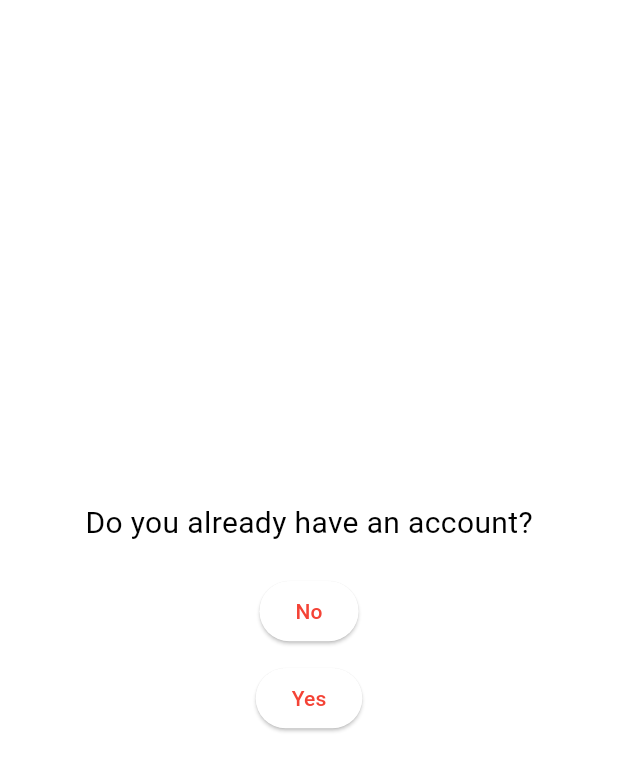
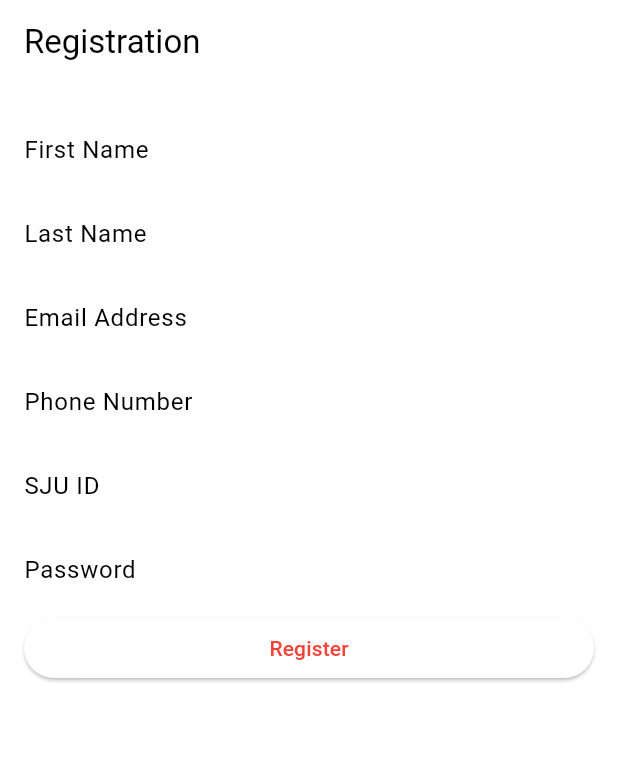
Before and after one commit to ryanhassell/sjuapp, a Flutter app: the RegistrationPage screen opened directly, on a phone screen of 412 x 824 dp. Shown: the top 771 px of the screen. Run offline on Flutter 3.47's test engine with Material 2 defaults, Android fonts, the light colour scheme and no system bars; our stand-ins replace google_maps_flutter; missing offline and left inert: flutter_google_places, google_maps_webservice.

Commit message:
my commit

```diff
--- a/lib/registerLogin/login_page.dart
+++ b/lib/login_page.dart
@@ -1,6 +1,6 @@
 import 'package:flutter/material.dart';
-import '../driver_login_page.dart';
-import '../student_login_page.dart';
+import 'driver_login_page.dart';
+import 'student_login_page.dart';
 
 class LoginPage extends StatelessWidget {
   @override
--- a/lib/registerLogin/registration_page.dart
+++ /dev/null
@@ -1,44 +0,0 @@
-import 'package:flutter/material.dart';
-import 'login_page.dart'; // Import the login page
-import 'registration_page.dart'; // Import the registration page
-
-class RegistrationPage extends StatelessWidget {
-  @override
-  Widget build(BuildContext context) {
-    return Scaffold(
-      body: Center(
-        child: Column(
-          mainAxisAlignment: MainAxisAlignment.center,
-          children: <Widget>[
-            Text(
-              "Do you already have an account?",
-              style: TextStyle(fontSize: 20),
-            ),
-            SizedBox(height: 20),
-            ElevatedButton(
-              onPressed: () {
-                // Navigate to the registration page
-                Navigator.push(
-                  context,
-                  MaterialPageRoute(builder: (context) => RegistrationPage()),
-                );
-              },
-              child: Text('No'),
-            ),
-            SizedBox(height: 10),
-            ElevatedButton(
-              onPressed: () {
-                // Navigate to the login page
-                Navigator.pushReplacement(
-                  context,
-                  MaterialPageRoute(builder: (context) => LoginPage()),
-                );
-              },
-              child: Text('Yes'),
-            ),
-          ],
-        ),
-      ),
-    );
-  }
-}
--- /dev/null
+++ b/lib/registration_page.dart
@@ -0,0 +1,121 @@
+import 'package:flutter/material.dart';
+import 'user.dart';
+
+class RegistrationPage extends StatefulWidget {
+  @override
+  _RegistrationPageState createState() => _RegistrationPageState();
+}
+
+class _RegistrationPageState extends State<RegistrationPage> {
+  final _formKey = GlobalKey<FormState>();
+  final TextEditingController _firstNameController = TextEditingController();
+  final TextEditingController _lastNameController = TextEditingController();
+  final TextEditingController _emailController = TextEditingController();
+  final TextEditingController _phoneController = TextEditingController();
+  final TextEditingController _sjuIdController = TextEditingController();
+  final TextEditingController _passwordController = TextEditingController();
+
+  void _submitRegistration() async {
+    if (_formKey.currentState!.validate()) {
+      _formKey.currentState!.save();
+
+      final newUser = User(
+        id: 0,
+        firstName: _firstNameController.text,
+        lastName: _lastNameController.text,
+        dateRegistered: DateTime.now(),
+        emailAddress: _emailController.text,
+        phoneNumber: _phoneController.text,
+        sjuId: _sjuIdController.text,
+        password: _passwordController.text,
+        authenticated: false,
+      );
+
+      await User.registerUser(newUser);
+    }
+  }
+
+  @override
+  Widget build(BuildContext context) {
+    return Scaffold(
+      appBar: AppBar(
+        title: Text('Registration'),
+      ),
+      body: Form(
+        key: _formKey,
+        child: ListView(
+          padding: EdgeInsets.all(16.0),
+          children: <Widget>[
+            TextFormField(
+              controller: _firstNameController,
+              decoration: InputDecoration(labelText: 'First Name'),
+              validator: (value) {
+                if (value == null || value.isEmpty) {
+                  return 'Please enter your first name';
+                }
+                return null;
+              },
+            ),
+            TextFormField(
+              controller: _lastNameController,
+              decoration: InputDecoration(labelText: 'Last Name'),
+              validator: (value) {
+                if (value == null || value.isEmpty) {
+                  return 'Please enter your last name';
+                }
+                return null;
+              },
+            ),
+            TextFormField(
+              controller: _emailController,
+              decoration: InputDecoration(labelText: 'Email Address'),
+              validator: (value) {
+                // Add email validation if needed
+                if (value == null || value.isEmpty) {
+                  return 'Please enter your email address';
+                }
+                return null;
+              },
+            ),
+            TextFormField(
+              controller: _phoneController,
+              decoration: InputDecoration(labelText: 'Phone Number'),
+              validator: (value) {
+                // Add phone number validation if needed
+                if (value == null || value.isEmpty) {
+                  return 'Please enter your phone number';
+                }
+                return null;
+              },
+            ),
+            TextFormField(
+              controller: _sjuIdController,
+              decoration: InputDecoration(labelText: 'SJU ID'),
+              validator: (value) {
+                if (value == null || value.isEmpty) {
+                  return 'Please enter your SJU ID';
+                }
+                return null;
+              },
+            ),
+            TextFormField(
+              controller: _passwordController,
+              decoration: InputDecoration(labelText: 'Password'),
+              obscureText: true,
+              validator: (value) {
+                if (value == null || value.isEmpty) {
+                  return 'Please enter your password';
+                }
+                return null;
+              },
+            ),
+            ElevatedButton(
+              onPressed: _submitRegistration,
+              child: Text('Register'),
+            ),
+          ],
+        ),
+      ),
+    );
+  }
+}
--- a/lib/user.dart
+++ b/lib/user.dart
@@ -1,7 +1,5 @@
 import 'dart:convert';
-import 'dart:ffi';
 import 'package:http/http.dart' as http;
-
 import 'global_vars.dart';
 
 class User {
@@ -11,9 +9,9 @@ class User {
   final DateTime dateRegistered;
   final String emailAddress;
   final String phoneNumber;
-  final String sju_id;
+  final String sjuId;
   final String password;
-  final Bool authenticated;
+  final bool authenticated;
 
   User({
     required this.id,
@@ -22,7 +20,7 @@ class User {
     required this.dateRegistered,
     required this.emailAddress,
     required this.phoneNumber,
-    required this.sju_id,
+    required this.sjuId,
     required this.password,
     required this.authenticated,
   });
@@ -35,16 +33,14 @@ class User {
       dateRegistered: DateTime.parse(json['date_registered']),
       emailAddress: json['email_address'],
       phoneNumber: json['phone_number'],
-      sju_id: json['sju_id'],
+      sjuId: json['sju_id'],
       password: json['password'],
       authenticated: json['authenticated'],
     );
   }
-  // Replace with the actual endpoint URL
-  final userEndpoint = Uri.parse('http://'+ip+'/user/yourUserIdHere');
 
-  Future<User> fetchUserData() async {
-    final response = await http.get(userEndpoint);
+  static Future<User> fetchUserData(int userId) async {
+    final response = await http.get(Uri.parse('http://$ip/user/$userId'));
 
     if (response.statusCode == 200) {
       final Map<String, dynamic> data = json.decode(response.body);
@@ -54,4 +50,30 @@ class User {
     }
   }
 
+  static Future<void> registerUser(User newUser) async {
+    final url = Uri.parse('http://$ip/register'); // Update with your registration endpoint
+    final response = await http.post(
+      url,
+      headers: {'Content-Type': 'application/json; charset=UTF-8'},
+      body: json.encode(newUser.toJson()),
+    );
+
+    if (response.statusCode != 200) {
+      throw Exception('Failed to register user');
+    }
+  }
+
+  Map<String, dynamic> toJson() {
+    return {
+      'id': id,
+      'first_name': firstName,
+      'last_name': lastName,
+      'date_registered': dateRegistered.toIso8601String(),
+      'email_address': emailAddress,
+      'phone_number': phoneNumber,
+      'sju_id': sjuId,
+      'password': password,
+      'authenticated': authenticated,
+    };
+  }
 }
```
Also changed, not shown: lib/main.dart (+4 -3 lines).
